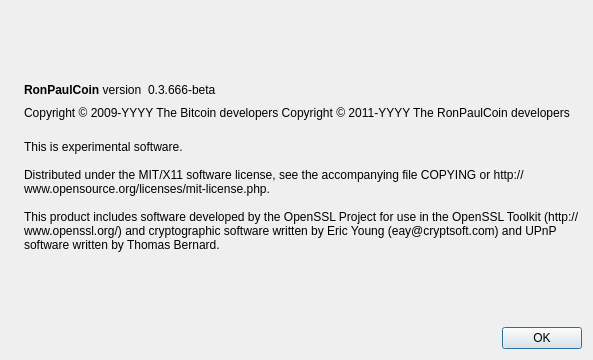
First picture: the form in src/qt/forms/aboutdialog.ui, repository micryon/GPUcoin, before the edit.
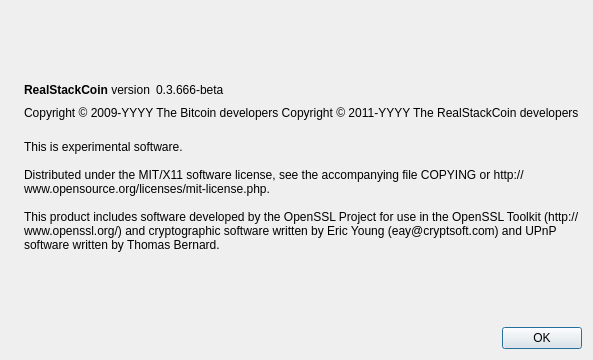
Second picture: the form after the edit. Icons and pictures are not drawn.

Diff of the .ui file:
```diff
--- a/src/qt/forms/aboutdialog.ui
+++ b/src/qt/forms/aboutdialog.ui
@@ -50,7 +50,7 @@
           <cursorShape>IBeamCursor</cursorShape>
          </property>
          <property name="text">
-          <string>&lt;b&gt;RonPaulCoin&lt;/b&gt; version</string>
+          <string>&lt;b&gt;RealStackCoin&lt;/b&gt; version</string>
          </property>
          <property name="textInteractionFlags">
           <set>Qt::LinksAccessibleByMouse|Qt::TextSelectableByKeyboard|Qt::TextSelectableByMouse</set>
@@ -92,7 +92,7 @@
        </property>
        <property name="text">
         <string notr="true">Copyright &amp;copy; 2009-YYYY The Bitcoin developers
-Copyright &amp;copy; 2011-YYYY The RonPaulCoin developers</string>
+Copyright &amp;copy; 2011-YYYY The RealStackCoin developers</string>
        </property>
        <property name="textFormat">
         <enum>Qt::RichText</enum>
```
Left out of the diff: 2 changed lines with no effect on the pictures.
